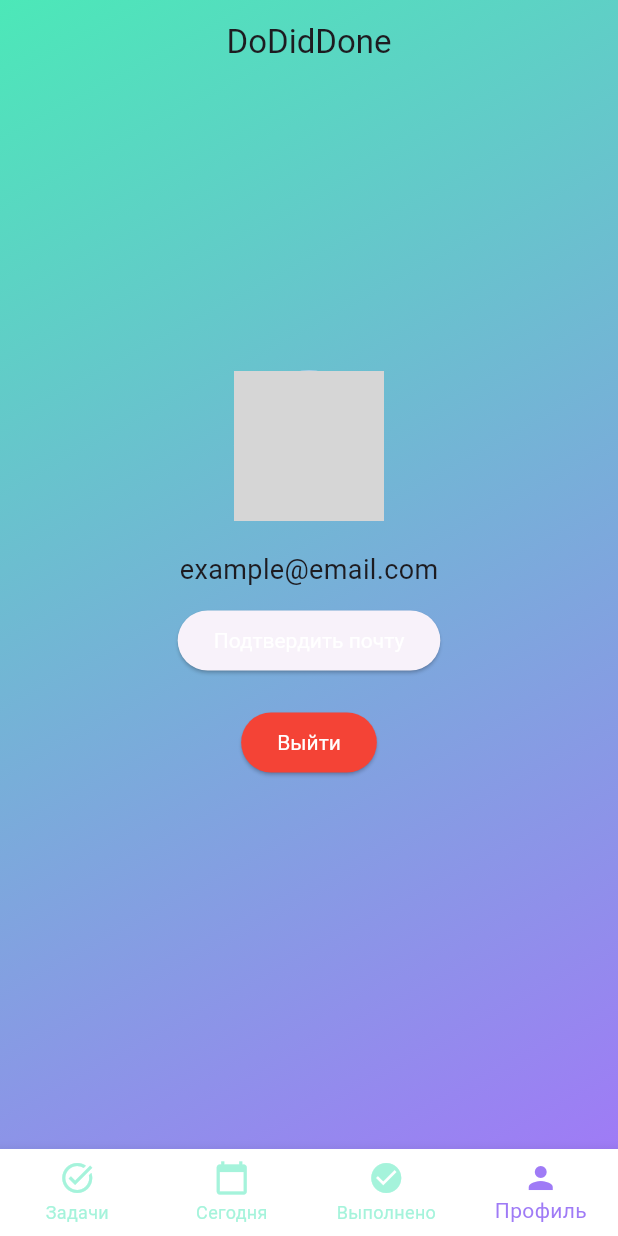
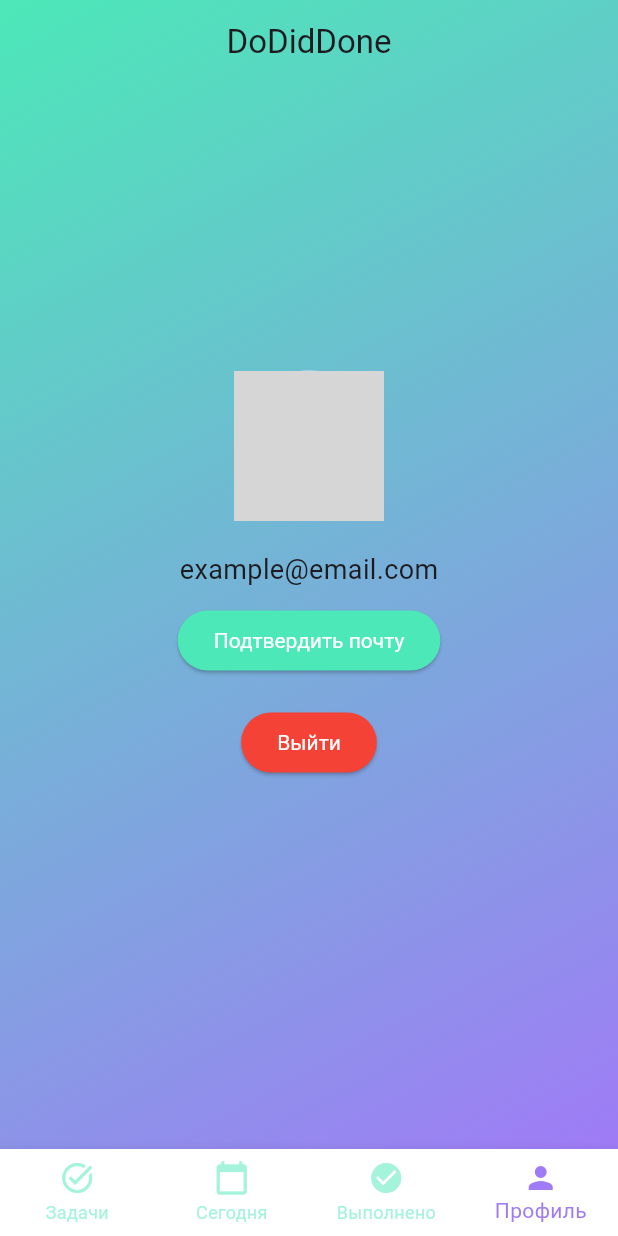
Before and after one commit to sergeytru1/zc_dodiddone, a Flutter app: the MainPage screen opened directly, item 4 of the bottom bar chosen, on a phone screen of 412 x 824 dp. Run offline on Flutter 3.47's test engine with Material 3 defaults, Android fonts, the light colour scheme and no system bars; grey boxes are pictures that could not be loaded.

Commit message:
green button in profile

```diff
--- a/lib/theme/theme.dart
+++ b/lib/theme/theme.dart
@@ -12,6 +12,9 @@ class DoDidDoneTheme {
     // Add this to style the text of the ElevatedButton
     elevatedButtonTheme: ElevatedButtonThemeData(
       style: ButtonStyle(
+        backgroundColor: MaterialStateProperty.all<Color>(
+          const Color(0xFF4CE8B8), // Set background color
+        ),
         foregroundColor: MaterialStateProperty.all<Color>(Colors.white),
         textStyle: MaterialStateProperty.all<TextStyle>(
           const TextStyle(color: Colors.white), // Set text color to white
```
